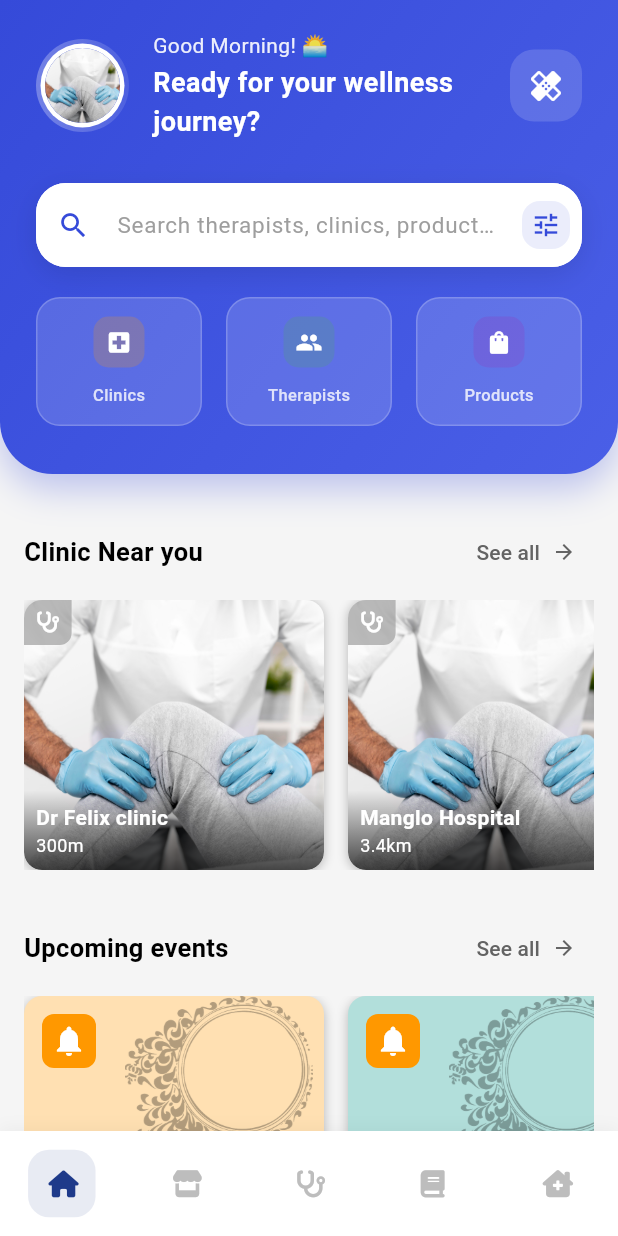
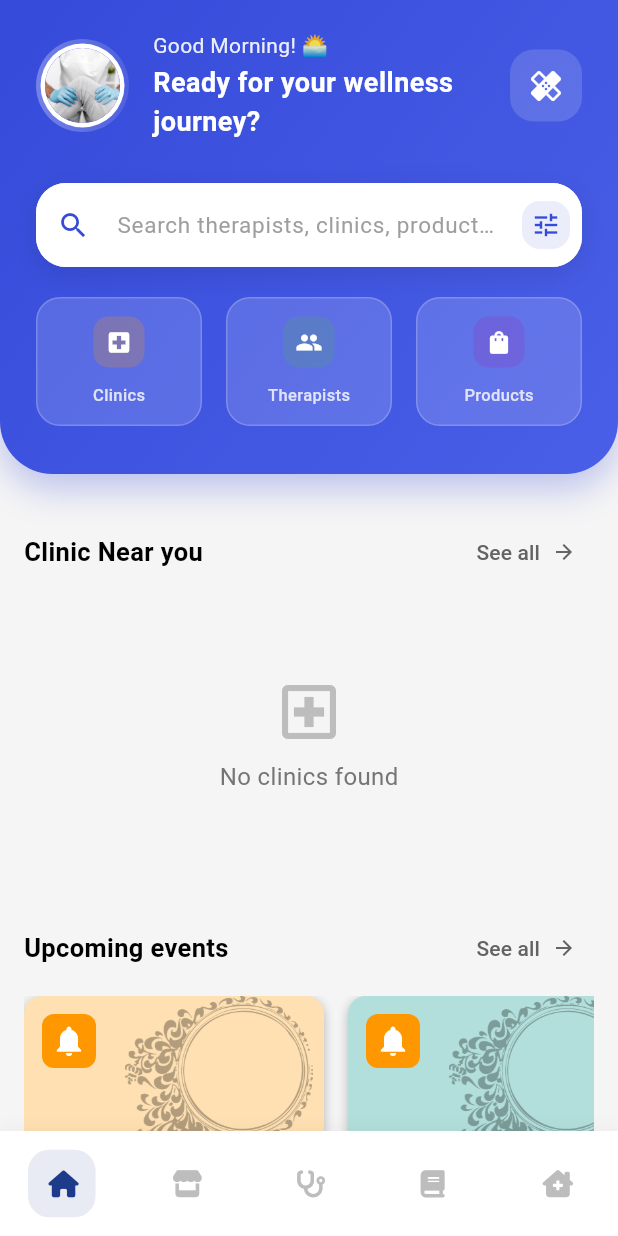
Before and after one commit to lotas1/physio-digital, a Flutter app: the screen it shows after launch, on a phone screen of 412 x 824 dp. Run offline on Flutter 3.47's test engine with Material 3 defaults, Android fonts, the light colour scheme and no system bars; our stand-ins replace cached_network_image, cloud_firestore, firebase_auth, firebase_core, firebase_storage, font_awesome_flutter and 6 more; accounts and stored records are empty.

Commit message:
feat(clinic): enhance ClinicNearYou with dynamic loading and improved UI
- Refactor ClinicNearYou to utilize GetX for state management, replacing StatelessWidget with GetView.
- Implement loading and empty state handling to improve user experience during data fetching.
- Update clinic list display to show a maximum of four clinics or all if fewer are available.
- Enhance navigation to ClinicDetails with dynamic clinic data and improved image handling using CachedNetworkImage.
- Clean up code for better readability and maintainability.

```diff
--- a/lib/view/home/clinic_near_you.dart
+++ b/lib/view/home/clinic_near_you.dart
@@ -1,18 +1,39 @@
 import 'package:flutter/material.dart';
 import 'package:font_awesome_flutter/font_awesome_flutter.dart';
 import 'package:get/get.dart';
+import 'package:physio_digital/view/clinics/listclinic/list_clinic_controller.dart';
+import 'package:physio_digital/view/clinics/clinic_profile/clinic_details.dart';
+import 'package:physio_digital/view/clinics/clinic_view.dart';
+import 'package:physio_digital/model/clinic/clinic.dart';
+import 'package:physio_digital/repository/clinic_repository.dart';
+import 'package:cached_network_image/cached_network_image.dart';
 
-class ClinicNearYou extends StatelessWidget {
+class ClinicNearYou extends GetView<ListClinicController> {
   const ClinicNearYou({Key? key}) : super(key: key);
 
   @override
   Widget build(BuildContext context) {
+    // Initialize controller if not already initialized
+    if (!Get.isRegistered<ListClinicController>()) {
+      Get.put(ListClinicController(Get.find()));
+    }
+
     return SingleChildScrollView(
       child: Column(
         crossAxisAlignment: CrossAxisAlignment.start,
         children: [
-          _buildSectionTitle('Clinic Near you', onViewAll: () {}),
-          _buildClinicList(),
+          _buildSectionTitle('Clinic Near you', onViewAll: () {
+            Get.to(() => const ClinicsView(), transition: Transition.rightToLeft);
+          }),
+          Obx(() {
+            if (controller.isLoading.value) {
+              return _buildLoadingList();
+            } else if (controller.clinics.isEmpty) {
+              return _buildEmptyState();
+            } else {
+              return _buildClinicList();
+            }
+          }),
         ],
       ),
     );
@@ -29,7 +50,7 @@ class ClinicNearYou extends StatelessWidget {
             style: const TextStyle(fontSize: 17, fontWeight: FontWeight.bold),
           ),
           TextButton.icon(
-            onPressed: () {},
+            onPressed: onViewAll,
             label: const Text(
               'See all',
               style: TextStyle(color: Color.fromARGB(255, 99, 99, 99)),
@@ -51,24 +72,82 @@ class ClinicNearYou extends StatelessWidget {
   }
 
   Widget _buildClinicList() {
+    // Show only first 4 clinics or all if less than 4
+    final clinicsToShow = controller.clinics.length > 4
+        ? controller.clinics.take(4).toList()
+        : controller.clinics;
+
     return SizedBox(
       height: 180,
-      child: ListView(
+      child: ListView.builder(
         scrollDirection: Axis.horizontal,
-        children: [
-          _buildClinicCard(
-              'Dr Felix clinic', '300m', 'assets/images/onboard.jpg'),
-          _buildClinicCard(
-              'Manglo Hospital', '3.4km', 'assets/images/onboard.jpg'),
-        ],
+        itemCount: clinicsToShow.length,
+        itemBuilder: (context, index) {
+          final clinic = clinicsToShow[index];
+          return _buildClinicCard(clinic);
+        },
       ),
     );
   }
 
-  Widget _buildClinicCard(String name, String distance, String imagePath) {
+  Widget _buildLoadingList() {
+    return SizedBox(
+      height: 180,
+      child: ListView.builder(
+        scrollDirection: Axis.horizontal,
+        itemCount: 2,
+        itemBuilder: (context, index) {
+          return Container(
+            width: 200,
+            margin: const EdgeInsets.only(right: 16),
+            decoration: BoxDecoration(
+              color: Colors.grey[300],
+              borderRadius: BorderRadius.circular(12),
+            ),
+            child: const Center(
+              child: CircularProgressIndicator(
+                color: Color(0xFF354AD9),
+              ),
+            ),
+          );
+        },
+      ),
+    );
+  }
+
+  Widget _buildEmptyState() {
+    return Container(
+      height: 180,
+      child: Center(
+        child: Column(
+          mainAxisAlignment: MainAxisAlignment.center,
+          children: [
+            Icon(
+              Icons.local_hospital_outlined,
+              size: 48,
+              color: Colors.grey[400],
+            ),
+            const SizedBox(height: 8),
+            Text(
+              'No clinics found',
+              style: TextStyle(
+                fontSize: 16,
+                color: Colors.grey[600],
+              ),
+            ),
+          ],
+        ),
+      ),
+    );
+  }
+
+  Widget _buildClinicCard(Clinic clinic) {
     return GestureDetector(
       onTap: () {
-        Get.toNamed('/clinic');
+        Get.to(
+          () => ClinicDetails(clinic: clinic),
+          transition: Transition.rightToLeft,
+        );
       },
       child: Container(
         width: 200,
@@ -87,12 +166,7 @@ class ClinicNearYou extends StatelessWidget {
           borderRadius: BorderRadius.circular(12),
           child: Stack(
             children: [
-              Image.asset(
-                imagePath,
-                fit: BoxFit.cover,
-                width: double.infinity,
-                height: double.infinity,
-              ),
+              _buildClinicImage(clinic),
               Positioned(
                 left: 0,
                 top: 0,
@@ -129,20 +203,25 @@ class ClinicNearYou extends StatelessWidget {
                     crossAxisAlignment: CrossAxisAlignment.start,
                     children: [
                       Text(
-                        name,
+                        clinic.name ?? 'Unnamed Clinic',
                         style: const TextStyle(
                           color: Colors.white,
                           fontSize: 14,
                           fontWeight: FontWeight.bold,
                         ),
+                        maxLines: 1,
                         overflow: TextOverflow.ellipsis,
                       ),
                       Text(
-                        distance,
+                        clinic.services.isNotEmpty
+                            ? clinic.services.first
+                            : 'General Services',
                         style: const TextStyle(
                           color: Colors.white,
                           fontSize: 12,
                         ),
+                        maxLines: 1,
+                        overflow: TextOverflow.ellipsis,
                       ),
                     ],
                   ),
@@ -154,4 +233,42 @@ class ClinicNearYou extends StatelessWidget {
       ),
     );
   }
+
+  Widget _buildClinicImage(Clinic clinic) {
+    if (clinic.images.isNotEmpty) {
+      return CachedNetworkImage(
+        imageUrl: clinic.images.first,
+        fit: BoxFit.cover,
+        width: double.infinity,
+        height: double.infinity,
+        placeholder: (context, url) => Container(
+          color: Colors.grey[200],
+          child: const Center(
+            child: CircularProgressIndicator(
+              strokeWidth: 2,
+              valueColor: AlwaysStoppedAnimation<Color>(Color(0xFF354AD9)),
+            ),
+          ),
+        ),
+        errorWidget: (context, url, error) => _buildDefaultImage(),
+      );
+    } else {
+      return _buildDefaultImage();
+    }
+  }
+
+  Widget _buildDefaultImage() {
+    return Container(
+      width: double.infinity,
+      height: double.infinity,
+      color: const Color(0xFFF5F6FA),
+      child: const Center(
+        child: Icon(
+          Icons.local_hospital,
+          size: 48,
+          color: Color(0xFF354AD9),
+        ),
+      ),
+    );
+  }
 }
```
